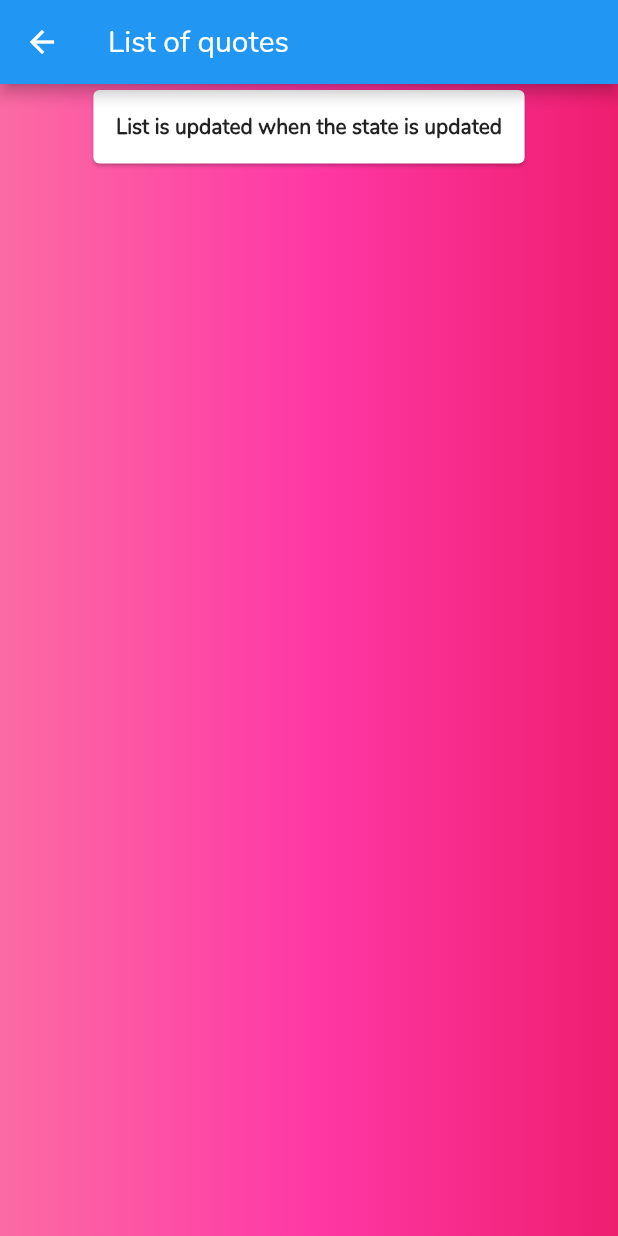
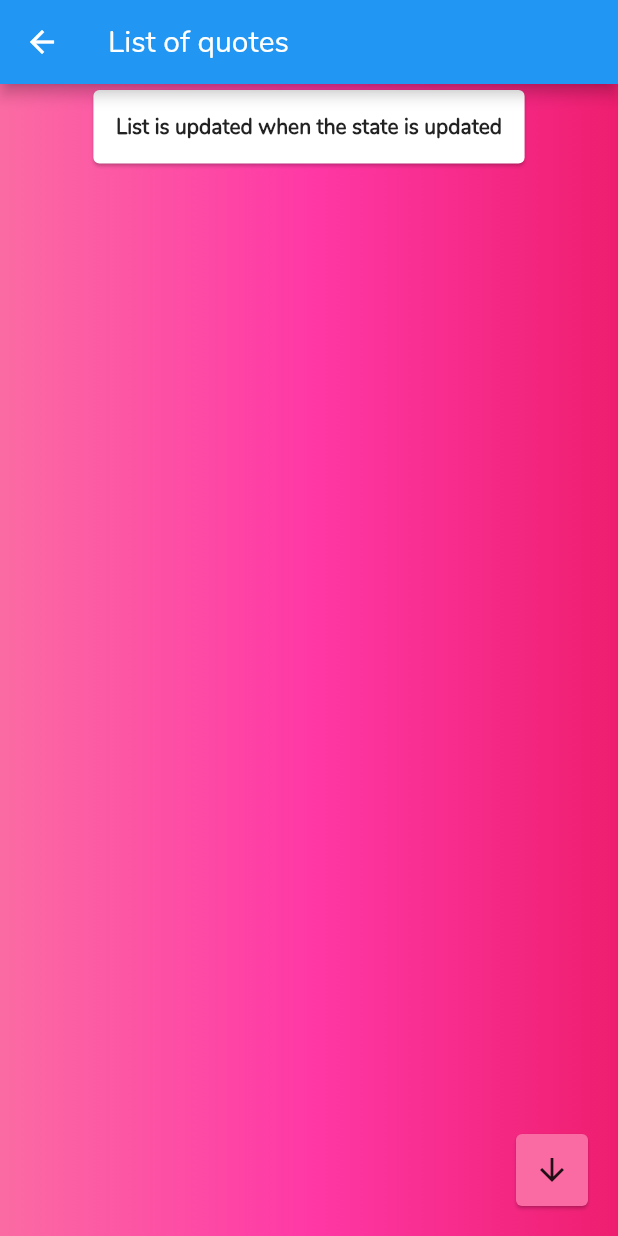
Before and after one commit to Nuxify/flirt, a Flutter app: the ListQuotes screen opened directly, on a phone screen of 412 x 824 dp. Run offline on Flutter 3.47's test engine with Material 2 defaults, Android fonts, the phone set to English and light mode, and no system bars; our stand-ins replace flutter_bloc, flutter_fadein, shimmer; generated files the repository leaves out were written again; network calls fail.

Commit message:
chore: update access of data and add scroll down button

```diff
--- a/lib/module/home/interfaces/screens/list_quotes.dart
+++ b/lib/module/home/interfaces/screens/list_quotes.dart
@@ -5,14 +5,14 @@ import 'package:flutter/material.dart';
 import 'package:flutter_bloc/flutter_bloc.dart';
 
 class ListQuotes extends StatelessWidget {
-  const ListQuotes({Key? key}) : super(key: key);
+  ListQuotes({Key? key}) : super(key: key);
+
+  final ScrollController _controller = ScrollController();
 
   @override
   Widget build(BuildContext context) {
-    final List<QuoteResponseDTO>? state =
-        context.watch<QuoteCubit>().state.quotes;
-
-    final List<String>? author = context.watch<QuoteCubit>().state.authors;
+    final ThemeData theme = Theme.of(context);
+    final QuoteStateDTO state = context.watch<QuoteCubit>().state.data;
 
     return Scaffold(
       appBar: AppBar(
@@ -40,14 +40,15 @@ class ListQuotes extends StatelessWidget {
               ),
               Expanded(
                 child: ListView.builder(
-                  itemCount: state != null ? state.length : 0,
+                  controller: _controller,
+                  itemCount: state.quotes.length,
                   itemBuilder: (BuildContext context, int index) {
                     return Padding(
                       padding: const EdgeInsets.all(8.0),
                       child: Card(
                         child: Padding(
                           padding: const EdgeInsets.all(15.0),
-                          child: Text(state![index].en),
+                          child: Text(state.quotes[index].en),
                         ),
                       ),
                     );
@@ -58,6 +59,19 @@ class ListQuotes extends StatelessWidget {
           ),
         ),
       ),
+      floatingActionButton: Card(
+        color: theme.primaryColor,
+        child: IconButton(
+          onPressed: () {
+            _controller.animateTo(
+              _controller.position.maxScrollExtent,
+              duration: const Duration(seconds: 2),
+              curve: Curves.fastOutSlowIn,
+            );
+          },
+          icon: const Icon(Icons.arrow_downward_sharp),
+        ),
+      ),
     );
   }
 }
```
